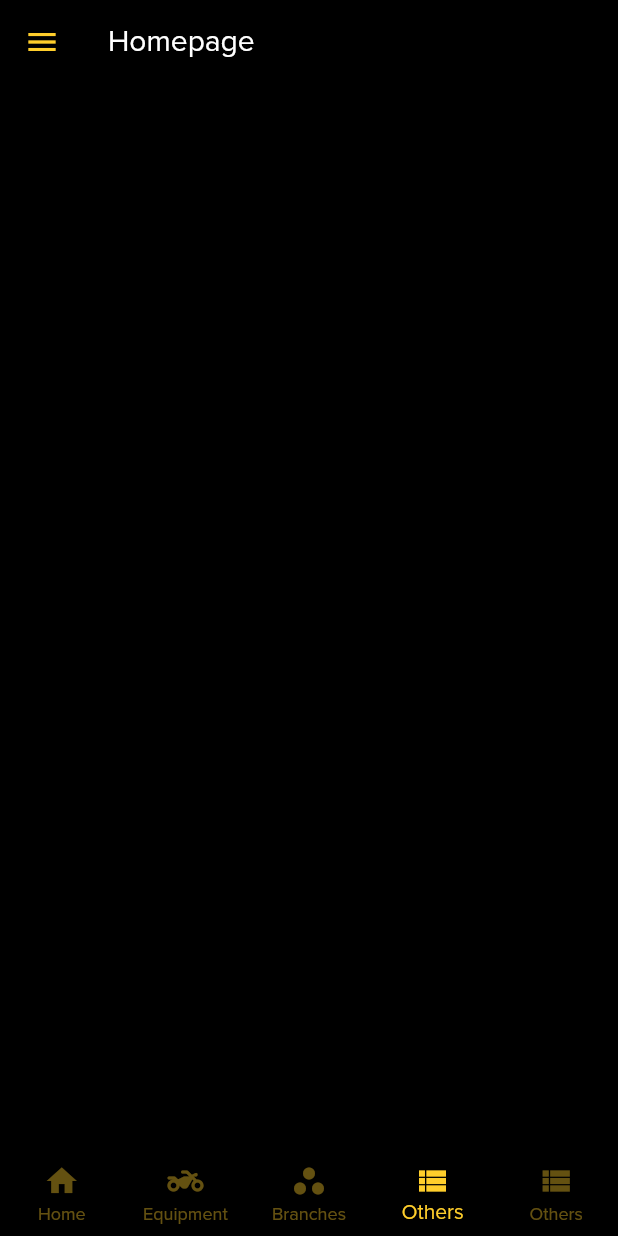
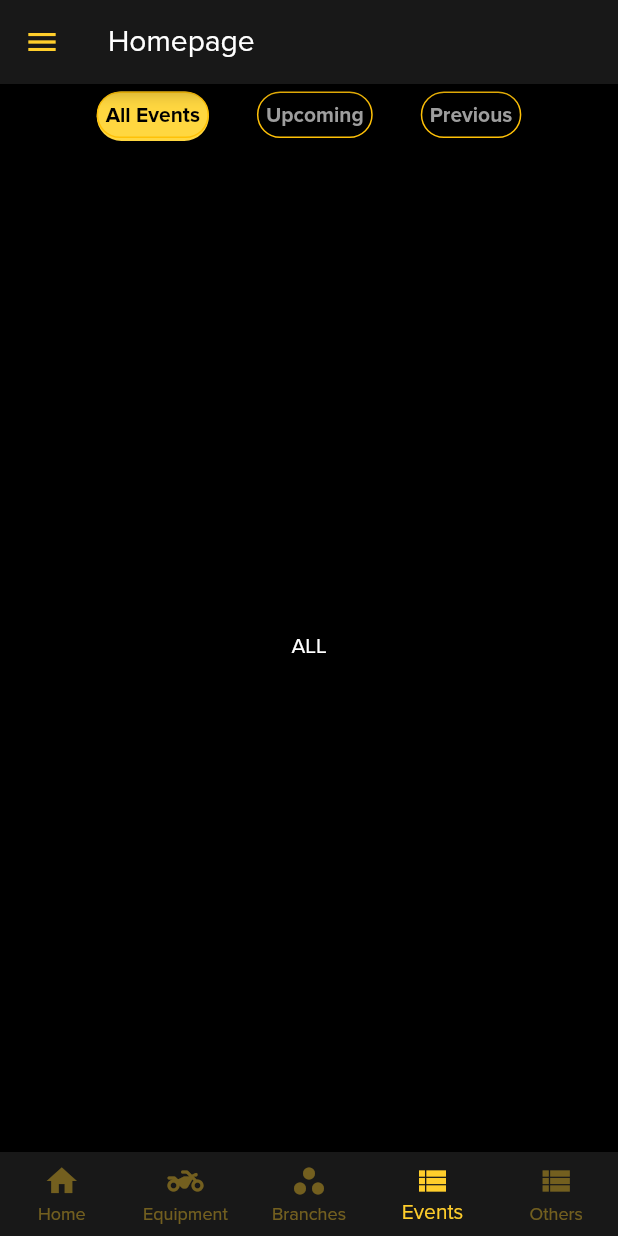
Before and after one commit to AdhamMagdyA/GymManager, a Flutter app: the screen it shows after launch, item 4 of the bottom bar chosen, on a phone screen of 412 x 824 dp. Run offline on Flutter 3.47's test engine with Material 2 defaults, Android fonts, the phone set to English and light mode, and no system bars; our stand-ins replace cached_network_image, motion_tab_bar, pie_chart, timelines; missing offline and left inert: dart:html, dart:js.

Commit message:
Finish events filter tabs and changed bars color.

```diff
--- /dev/null
+++ b/lib/screens/Events/events-list.dart
@@ -0,0 +1,168 @@
+import 'package:flutter/material.dart';
+import 'package:flutter/services.dart';
+import 'package:gym_project/screens/Events/events-tile.dart';
+
+
+class EventListView extends StatefulWidget {
+  final String title = 'Title';
+  final String subtitle1 = 'Subtitle 1';
+  final String subtitle2 = 'Subtitle 2';
+  final String subtitle3 = 'Subtitle 3';
+
+
+  EventListView();
+
+
+
+  @override
+  _EventListViewState createState() => _EventListViewState();
+}
+
+class _EventListViewState extends State<EventListView> with TickerProviderStateMixin {
+
+  @override
+  void initState() {
+
+    // TODO: implement initState
+    super.initState();
+    // Create TabController for getting the index of current tab
+    _tabController = TabController(
+      length: tabs.length,
+      initialIndex: 0,
+      vsync: this,
+    );
+  }
+
+  TabController _tabController;
+
+    List<Widget> tabs = [
+      Tab(
+        child: Container(
+          padding: EdgeInsets.all(5),
+          decoration: BoxDecoration(
+              borderRadius: BorderRadius.circular(50),
+              border: Border.all(color: Colors.amber, width: 1),
+          ),
+          child: Align(
+            alignment: Alignment.center,
+            child: Text("All Events",style: TextStyle(fontWeight: FontWeight.bold),),
+          ),
+        ),
+      ),
+      Tab(
+        child: Container(
+          padding: EdgeInsets.all(5),
+          decoration: BoxDecoration(
+              borderRadius: BorderRadius.circular(50),
+              border: Border.all(color: Colors.amber, width: 1),
+          ),
+          child: Align(
+            alignment: Alignment.center,
+            child: Text("Upcoming",style: TextStyle(fontWeight: FontWeight.bold),),
+          ),
+        ),
+      ),
+      Tab(
+        child: Container(
+          padding: EdgeInsets.all(5),
+          decoration: BoxDecoration(
+              borderRadius: BorderRadius.circular(50),
+              border: Border.all(color: Colors.amber, width: 1),
+
+          ),
+          child: Align(
+            alignment: Alignment.center,
+            child: Text("Previous",style: TextStyle(fontWeight: FontWeight.bold),),
+          ),
+        ),
+      ),
+    ];
+
+  List<dynamic> events = [
+    {
+      'name': 'Osama',
+      'branch': 'Branch 1',
+      "photo":
+          'https://images.pexels.com/photos/220453/pexels-photo-220453.jpeg?auto=compress&cs=tinysrgb&dpr=1&w=500'
+    },
+    {
+      'name': 'Abdo',
+      'branch': 'Branch 2',
+      "photo":
+          'https://images.pexels.com/photos/1704488/pexels-photo-1704488.jpeg?auto=compress&cs=tinysrgb&dpr=1&w=500'
+    }
+  ];
+
+  @override
+
+  Widget build(BuildContext context) {
+    return Scaffold(
+      appBar: PreferredSize(
+        preferredSize: Size.fromHeight(kTextTabBarHeight -10),
+        child:Align(
+          alignment: Alignment.center,
+          child:Container(
+            padding: EdgeInsets.only(top: 5),
+            width: MediaQuery.of(context).size.width,
+            alignment: Alignment.center,
+            child: TabBar(
+              indicatorSize: TabBarIndicatorSize.label,
+              indicator: BoxDecoration(
+              borderRadius: BorderRadius.circular(50),
+              color: Colors.amberAccent),
+              tabs: tabs,
+              controller: _tabController,
+              labelColor: Colors.black,
+              isScrollable: true,
+              unselectedLabelColor: Colors.grey,
+          ),
+            ),
+        ),
+      ),
+        body: TabBarView(
+        controller: _tabController,
+        children: <Widget>[
+          Center(
+            child: getAllEvents(),
+          ),
+          Center(
+            child: getUpcomingEvents(),
+          ),
+          Center(
+            child: getPreviousEvents(),
+          ),
+        ],
+      ),
+      );
+    // return Container(
+    //   color: Colors.black,
+    //   padding: EdgeInsetsDirectional.all(10),
+    //   child: Column(
+    //     children: [
+    //       ListView.builder(
+    //           shrinkWrap: true,
+    //           itemCount: users.length,
+    //           itemBuilder: (ctx, index) {
+    //             return EventListTile(widget.title, widget.subtitle1,
+    //                 widget.subtitle2, widget.subtitle3);
+    //           }),
+    //     ],
+    //   ),
+    // );
+  }
+
+
+  Text getAllEvents()
+  {
+    return Text("ALL");
+  }
+  Text getUpcomingEvents()
+  {
+    return Text("Upcoming");
+  }
+  Text getPreviousEvents()
+  {
+    return Text("Previous");
+  }
+
+}
--- /dev/null
+++ b/lib/screens/Events/events-tile.dart
@@ -0,0 +1,55 @@
+import 'package:flutter/material.dart';
+
+class EventListTile extends StatefulWidget {
+  final String title;
+  final String subtitle1;
+  final String subtitle2;
+  final String subtitle3;
+
+  EventListTile(this.title, this.subtitle1, this.subtitle2, this.subtitle3);
+  @override
+  _EventListTileState createState() => _EventListTileState();
+}
+
+class _EventListTileState extends State<EventListTile> {
+  int number = 0;
+  @override
+  Widget build(BuildContext context) {
+    return Container(
+      margin: EdgeInsetsDirectional.only(bottom: 10),
+      decoration: BoxDecoration(
+        color: Color(0xff181818),
+        borderRadius: BorderRadius.circular(16),
+      ),
+      child: ListTile(
+        minVerticalPadding: 10,
+        leading: CircleAvatar(
+          radius: 20,
+          child: FlutterLogo(),
+        ),
+        title: Text(
+          widget.title,
+          style: TextStyle(color: Colors.white),
+        ),
+        subtitle: Column(
+          crossAxisAlignment: CrossAxisAlignment.start,
+          mainAxisSize: MainAxisSize.min,
+          children: [
+            Text(
+              widget.subtitle1,
+              style: TextStyle(color: Colors.white),
+            ),
+            Text(
+              widget.subtitle2,
+              style: TextStyle(color: Colors.white),
+            ),
+            Text(
+              widget.subtitle3,
+              style: TextStyle(color: Colors.white),
+            ),
+          ],
+        ),
+        ),
+    );
+  }
+}
--- a/lib/screens/admin/util-screen.dart
+++ b/lib/screens/admin/util-screen.dart
@@ -1,4 +1,6 @@
 import 'package:flutter/material.dart';
+import 'package:gym_project/screens/Events/events-list.dart';
+import 'package:gym_project/screens/Events/events-tile.dart';
 import 'package:gym_project/screens/common/grid_view.dart';
 import 'package:gym_project/screens/admin/admin_home_page.dart';
 import 'package:gym_project/widget/drawer.dart';
@@ -32,7 +34,7 @@ class _AdminUtilState extends State<AdminUtil> with TickerProviderStateMixin {
       'title': 'Branches',
     },
     {
-      'page': Material(),
+      'page': EventListView(),
       'title': 'Homepage',
     },
     {
@@ -59,14 +61,14 @@ class _AdminUtilState extends State<AdminUtil> with TickerProviderStateMixin {
           _pages[_selectedIndex]['title'],
           style: TextStyle(color: Colors.white),
         ),
-        backgroundColor: Colors.black,
+        backgroundColor: Color(0xff181818),
         iconTheme: IconThemeData(color: Color(0xFFFFCE2B)),
       ),
       drawer: MyDrawer(),
       body: _pages[_selectedIndex]['page'],
       bottomNavigationBar: BottomNavigationBar(
         type: BottomNavigationBarType.fixed,
-        backgroundColor: Colors.black,
+        backgroundColor: Color(0xff181818),
         items: const <BottomNavigationBarItem>[
           BottomNavigationBarItem(
             icon: Icon(Icons.home),
@@ -82,7 +84,7 @@ class _AdminUtilState extends State<AdminUtil> with TickerProviderStateMixin {
           ),
           BottomNavigationBarItem(
             icon: Icon(Icons.view_list),
-            label: 'Others',
+            label: 'Events',
           ),
           BottomNavigationBarItem(
             icon: Icon(Icons.view_list),
```
